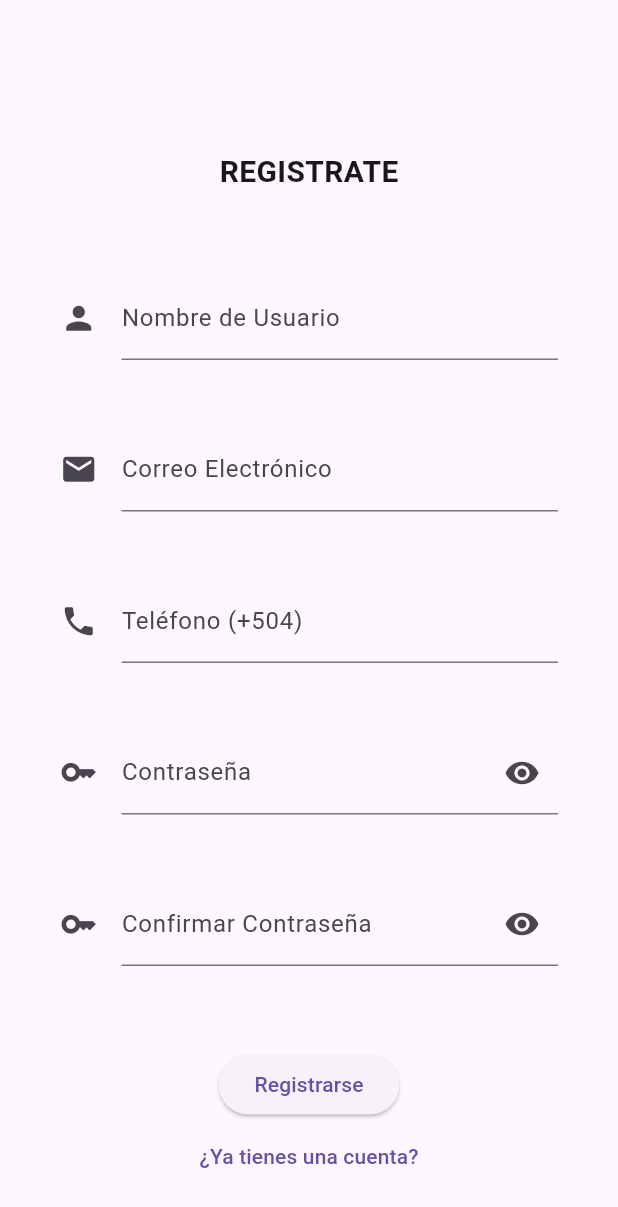
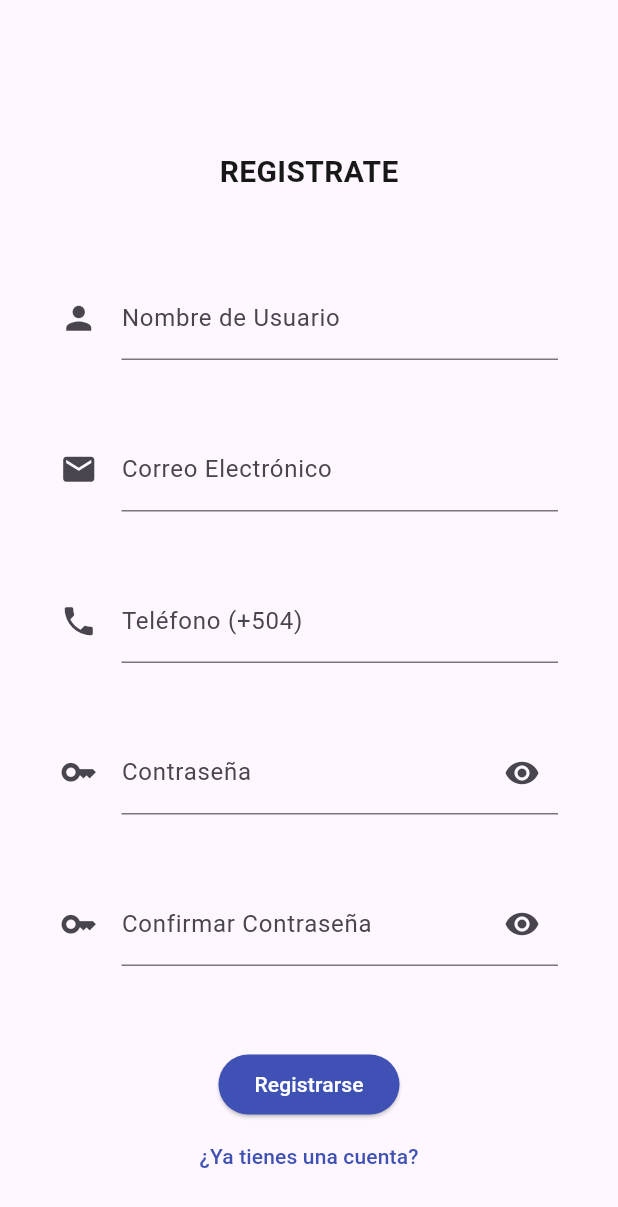
Before and after one commit to dandresrp/login, a Flutter app: the PantallaRegistro screen opened by its route, on a phone screen of 412 x 824 dp. Shown: the top 1207 px of the screen. Run offline on Flutter 3.47's test engine with Material 3 defaults, Android fonts, the phone set to English and light mode, and no system bars.

```diff
--- a/lib/pantallas/registro.dart
+++ b/lib/pantallas/registro.dart
@@ -210,14 +210,27 @@ class _PantallaRegistroState extends State<PantallaRegistro> {
                     }
 
                   },
-                  child: Text('Registrarse')
+                  style: ElevatedButton.styleFrom(
+                    backgroundColor: Colors.indigo
+                  ),
+                  child: Text(
+                    'Registrarse',
+                    style: TextStyle(
+                      color: Colors.white
+                    ),
+                  )
                   ),
                 TextButton(
                   onPressed: () {
                     Navigator.of(context).pushNamed('iniciarSesion');
                     setState(() {});
                   },
-                  child: Text('¿Ya tienes una cuenta?'),
+                  child: Text(
+                    '¿Ya tienes una cuenta?',
+                    style: TextStyle(
+                      color: Colors.indigo
+                    ),
+                  ),
                 )
               ],
             ),
```
Also changed, not shown: lib/pantallas/inicio.dart (+40 -10 lines).
